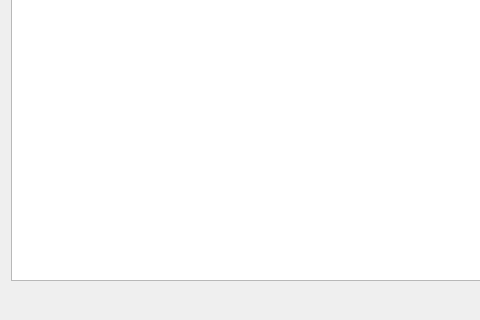
Old version of the form ui/qt/BooksListPage.ui in the repository IwanIDev/cs-unit5; both pictures show x 0 to 480 and y 253 to 573 of the 922 by 573 pixel window.
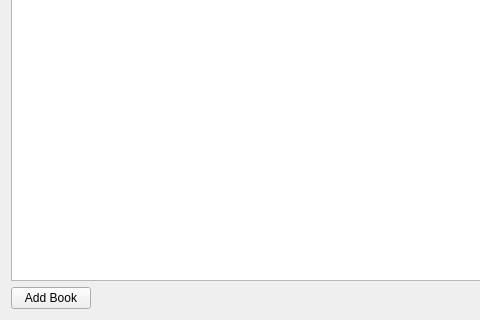
New version of the form.

Commit message: Started making the Create Book Dialog, not working yet.

```diff
--- a/ui/qt/BooksListPage.ui
+++ b/ui/qt/BooksListPage.ui
@@ -52,6 +52,13 @@
    </item>
    <item>
     <layout class="QHBoxLayout" name="horizontalLayout_2">
+     <item>
+      <widget class="QPushButton" name="addBookButton">
+       <property name="text">
+        <string>Add Book</string>
+       </property>
+      </widget>
+     </item>
      <item>
       <spacer name="horizontalSpacer">
        <property name="orientation">
```
Left out of the diff: 4 changed lines with no effect on the pictures. The commit also changes 2 other files.
